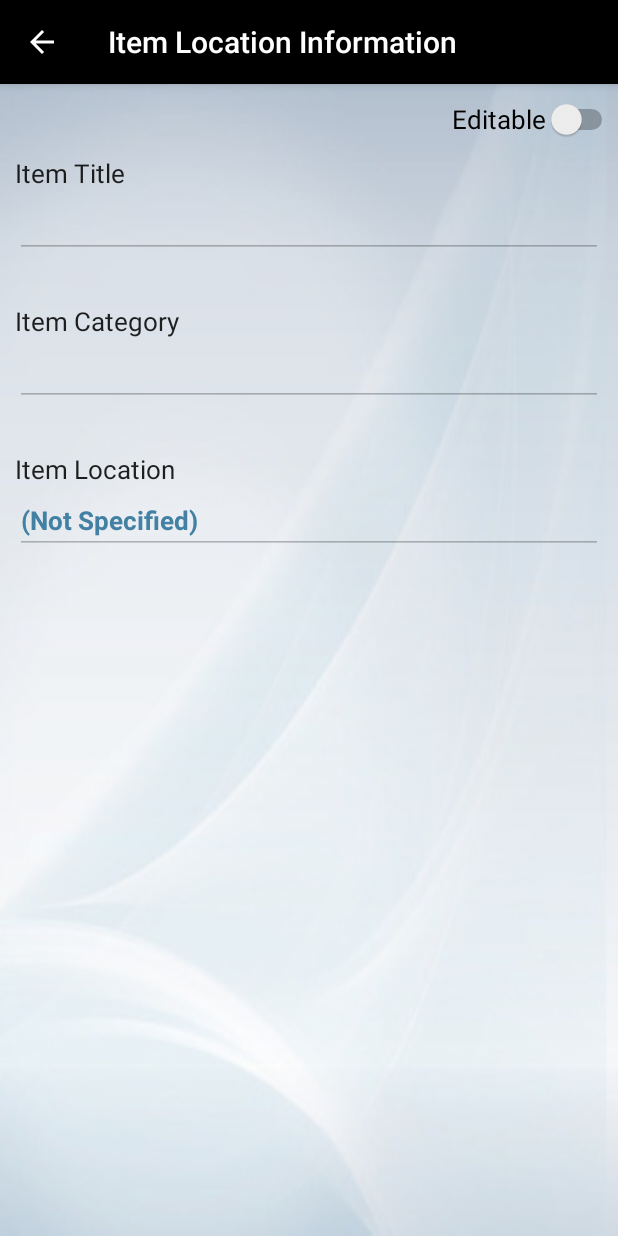
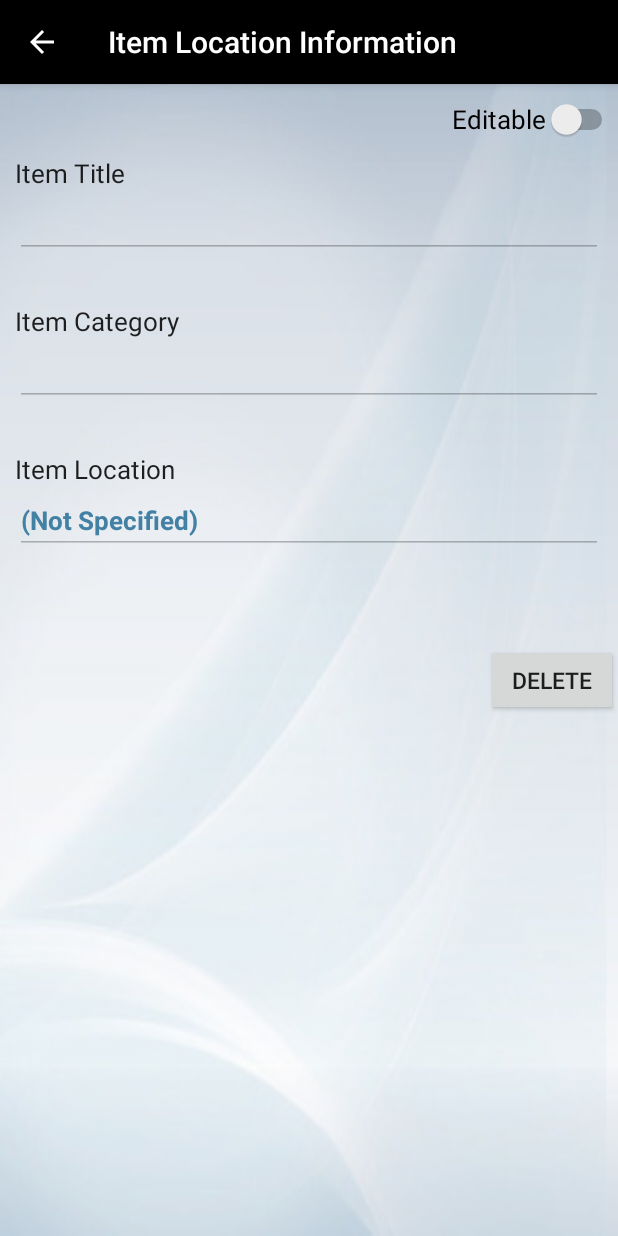
Before and after one commit to MegaJ/static_recall, an Android app: the ItemInfoScreen screen opened directly, with no data from a screen before it, on a phone screen of 412 x 824 dp. Run offline under Robolectric (Android 15) with nearby library versions, the phone set to English and light mode, and no system bars; Roboto replaces fonts that are not available here; 3 statements that could not run were skipped.

Commit message:
Delete button on content info screen

```diff
--- a/app/src/main/res/layout/content_item_info_screen.xml
+++ b/app/src/main/res/layout/content_item_info_screen.xml
@@ -118,4 +118,14 @@
         android:layout_centerHorizontal="true"
         android:layout_marginTop="60dp"/>
 
+    <Button
+        android:layout_width="wrap_content"
+        android:layout_height="wrap_content"
+        android:text="Delete"
+        android:textSize="15dp"
+        android:id="@+id/deleteBtn"
+        android:layout_below="@id/ItemLocation"
+        android:layout_alignParentRight="true"
+        android:layout_marginTop="60dp"/>
+
 </RelativeLayout>
```
Also changed, not shown: app/src/main/java/yiwejeje/staticrecallapp/Activity/CategoryListAdapter.java (line endings or trailing spaces).
